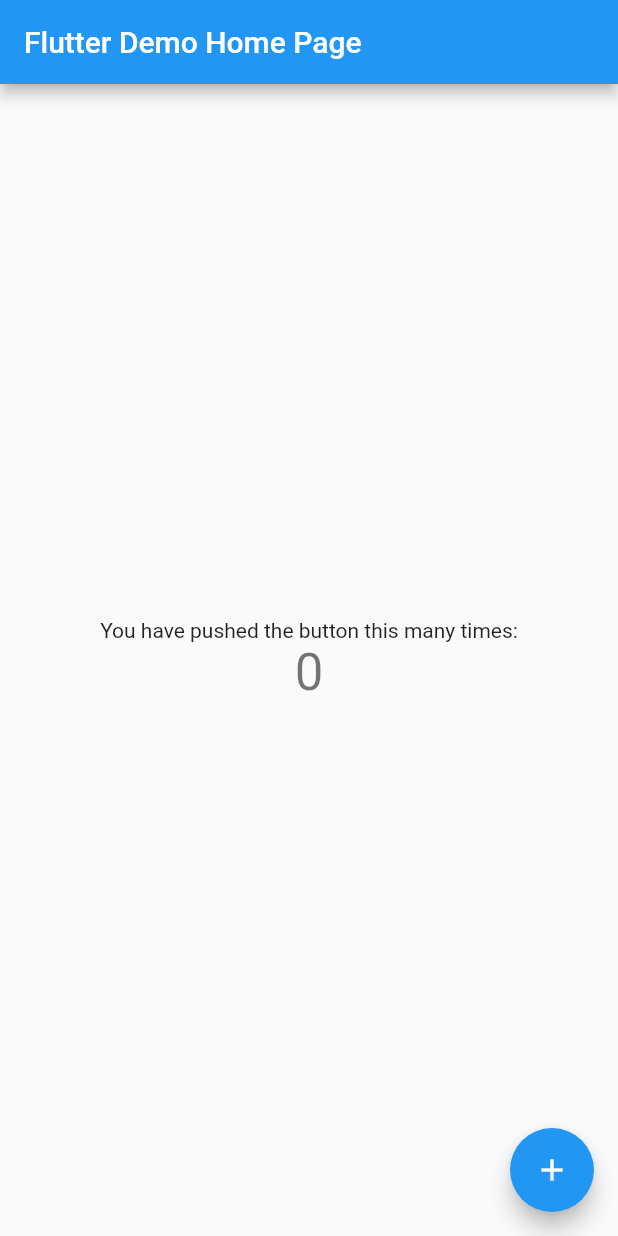
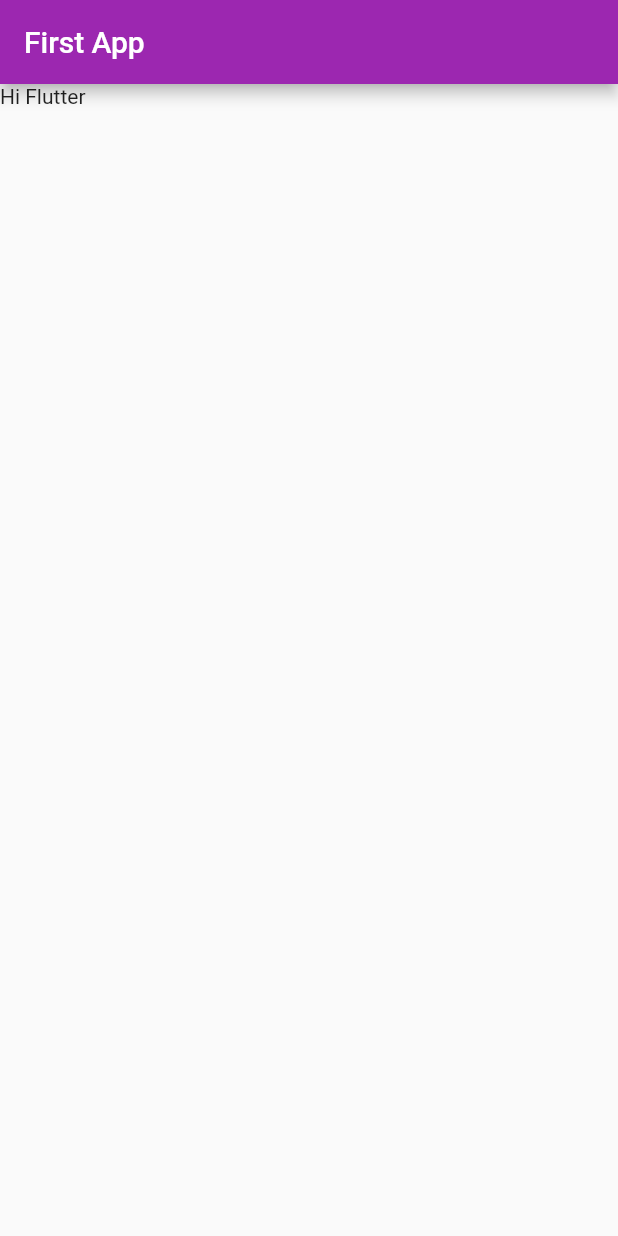
Before and after one commit to MianJawadAhmad/flutterfirstapp, a Flutter app: the screen it shows after launch, on a phone screen of 412 x 824 dp. Run offline on Flutter 3.47's test engine with Material 2 defaults, Android fonts, the phone set to English and light mode, and no system bars.

Commit message:
1st done

```diff
--- a/lib/main.dart
+++ b/lib/main.dart
@@ -1,115 +1,26 @@
+import 'package:flutter/widgets.dart';
 import 'package:flutter/material.dart';
 
-void main() {
-  runApp(const MyApp());
+void main(){
+  // widgets app //materialApp // CupertinoApp
+  runApp(MaterialApp(
+    home: HomePage(),
+    theme: ThemeData(
+      primarySwatch: Colors.purple,
+      ),
+  ));
 }
 
-class MyApp extends StatelessWidget {
-  const MyApp({Key? key}) : super(key: key);
-
-  // This widget is the root of your application.
+class  HomePage extends StatelessWidget {
   @override
   Widget build(BuildContext context) {
-    return MaterialApp(
-      title: 'Flutter Demo',
-      theme: ThemeData(
-        // This is the theme of your application.
-        //
-        // Try running your application with "flutter run". You'll see the
-        // application has a blue toolbar. Then, without quitting the app, try
-        // changing the primarySwatch below to Colors.green and then invoke
-        // "hot reload" (press "r" in the console where you ran "flutter run",
-        // or simply save your changes to "hot reload" in a Flutter IDE).
-        // Notice that the counter didn't reset back to zero; the application
-        // is not restarted.
-        primarySwatch: Colors.blue,
-      ),
-      home: const MyHomePage(title: 'Flutter Demo Home Page'),
+    return Scaffold(
+      appBar: AppBar(
+        title: Text('First App'),
+        ),
+        body: Container(
+          child: Text('Hi Flutter'),
+        )
     );
   }
 }
-
-class MyHomePage extends StatefulWidget {
-  const MyHomePage({Key? key, required this.title}) : super(key: key);
-
-  // This widget is the home page of your application. It is stateful, meaning
-  // that it has a State object (defined below) that contains fields that affect
-  // how it looks.
-
-  // This class is the configuration for the state. It holds the values (in this
-  // case the title) provided by the parent (in this case the App widget) and
-  // used by the build method of the State. Fields in a Widget subclass are
-  // always marked "final".
-
-  final String title;
-
-  @override
-  State<MyHomePage> createState() => _MyHomePageState();
-}
-
-class _MyHomePageState extends State<MyHomePage> {
-  int _counter = 0;
-
-  void _incrementCounter() {
-    setState(() {
-      // This call to setState tells the Flutter framework that something has
-      // changed in this State, which causes it to rerun the build method below
-      // so that the display can reflect the updated values. If we changed
-      // _counter without calling setState(), then the build method would not be
-      // called again, and so nothing would appear to happen.
-      _counter++;
-    });
-  }
-
-  @override
-  Widget build(BuildContext context) {
-    // This method is rerun every time setState is called, for instance as done
-    // by the _incrementCounter method above.
-    //
-    // The Flutter framework has been optimized to make rerunning build methods
-    // fast, so that you can just rebuild anything that needs updating rather
-    // than having to individually change instances of widgets.
-    return Scaffold(
-      appBar: AppBar(
-        // Here we take the value from the MyHomePage object that was created by
-        // the App.build method, and use it to set our appbar title.
-        title: Text(widget.title),
-      ),
-      body: Center(
-        // Center is a layout widget. It takes a single child and positions it
-        // in the middle of the parent.
-        child: Column(
-          // Column is also a layout widget. It takes a list of children and
-          // arranges them vertically. By default, it sizes itself to fit its
-          // children horizontally, and tries to be as tall as its parent.
-          //
-          // Invoke "debug painting" (press "p" in the console, choose the
-          // "Toggle Debug Paint" action from the Flutter Inspector in Android
-          // Studio, or the "Toggle Debug Paint" command in Visual Studio Code)
-          // to see the wireframe for each widget.
-          //
-          // Column has various properties to control how it sizes itself and
-          // how it positions its children. Here we use mainAxisAlignment to
-          // center the children vertically; the main axis here is the vertical
-          // axis because Columns are vertical (the cross axis would be
-          // horizontal).
-          mainAxisAlignment: MainAxisAlignment.center,
-          children: <Widget>[
-            const Text(
-              'You have pushed the button this many times:',
-            ),
-            Text(
-              '$_counter',
-              style: Theme.of(context).textTheme.headline4,
-            ),
-          ],
-        ),
-      ),
-      floatingActionButton: FloatingActionButton(
-        onPressed: _incrementCounter,
-        tooltip: 'Increment',
-        child: const Icon(Icons.add),
-      ), // This trailing comma makes auto-formatting nicer for build methods.
-    );
-  }
-}
```
Also changed, not shown: 2 other files.
